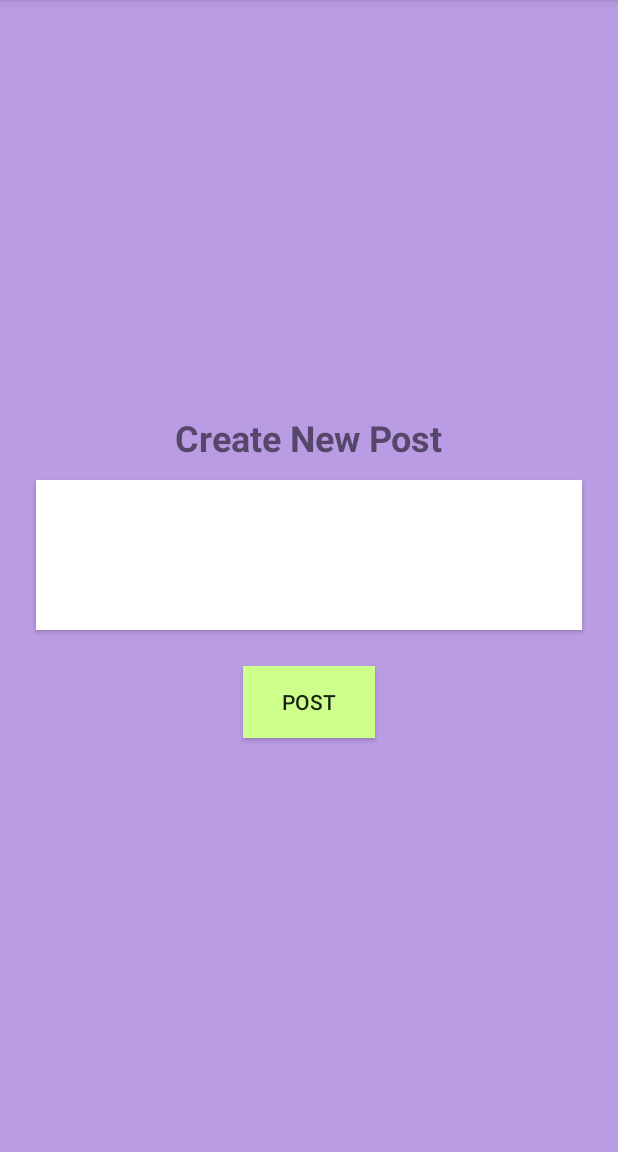
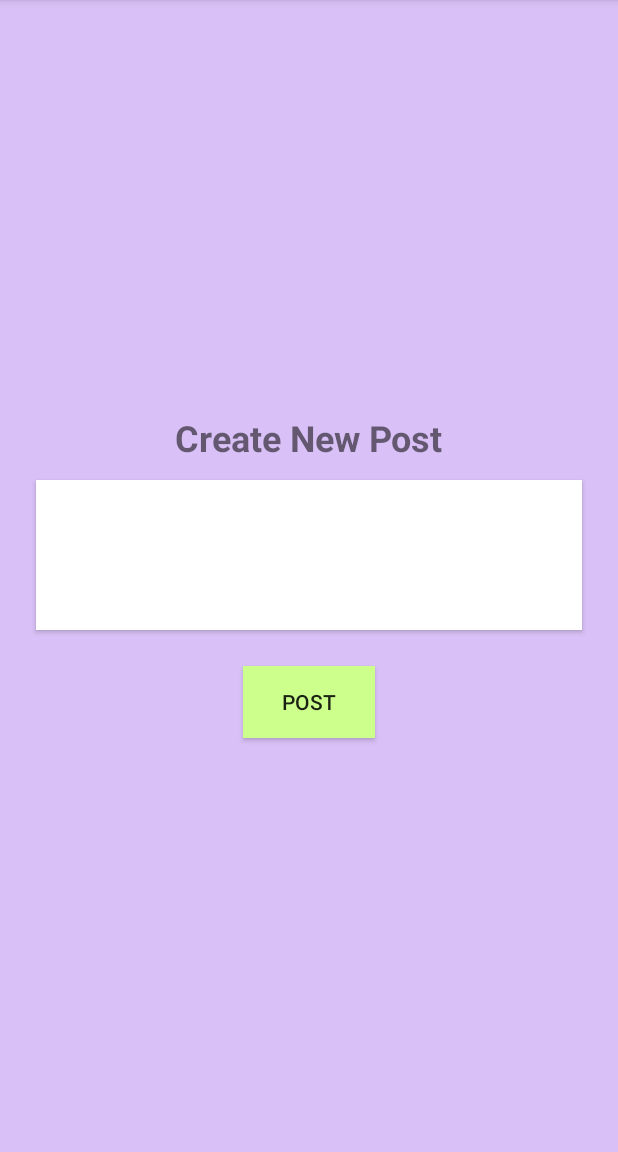
Before and after one commit to JHsu01/MHACKS12, an Android app: the CreatePostActivity screen opened directly, with no data from a screen before it, on a phone screen of 412 x 824 dp, the part 84-1236 px from its top. Run offline under Robolectric (Android 15) with nearby library versions, the phone set to English and light mode, and no system bars.

Commit message:
ui fixes

```diff
--- a/app/src/main/AndroidManifest.xml
+++ b/app/src/main/AndroidManifest.xml
@@ -15,7 +15,8 @@
         android:roundIcon="@mipmap/ic_launcher_round"
         android:supportsRtl="true"
         android:theme="@style/AppTheme">
-        <activity android:name=".CreatePostActivity"></activity>
+        <activity android:name=".CreatePostActivity"
+            android:windowSoftInputMode="adjustResize"></activity>
         <activity
             android:name=".ItemListActivity"
             android:label="@string/app_name"
--- a/app/src/main/res/layout/activity_create_post.xml
+++ b/app/src/main/res/layout/activity_create_post.xml
@@ -3,7 +3,6 @@
     xmlns:tools="http://schemas.android.com/tools"
     android:layout_width="match_parent"
     android:layout_height="match_parent"
-    tools:context=".CreatePostFragment"
     android:orientation="vertical"
     android:gravity="center"
     android:background="@color/colorAccent">
@@ -17,6 +16,7 @@
         ></TextView>
 
     <EditText
+        android:padding="12dp"
         android:id="@+id/postText"
         android:layout_width="match_parent"
         android:layout_height="wrap_content"
--- a/app/src/main/res/layout/activity_item_list.xml
+++ b/app/src/main/res/layout/activity_item_list.xml
@@ -33,7 +33,7 @@
 
     <com.google.android.material.floatingactionbutton.FloatingActionButton
         android:id="@+id/fab"
-        android:background="@color/colorPrimary"
+        android:backgroundTint="@color/colorPrimary"
         android:layout_width="wrap_content"
         android:layout_height="wrap_content"
         android:layout_gravity="bottom|end"
--- a/app/src/main/res/values/colors.xml
+++ b/app/src/main/res/values/colors.xml
@@ -2,5 +2,5 @@
 <resources>
     <color name="colorPrimary">#ccff8c</color>
     <color name="colorPrimaryDark">#81de76</color>
-    <color name="colorAccent">#ba9ce4</color>
+    <color name="colorAccent">#D9C1F7</color>
 </resources>
```
